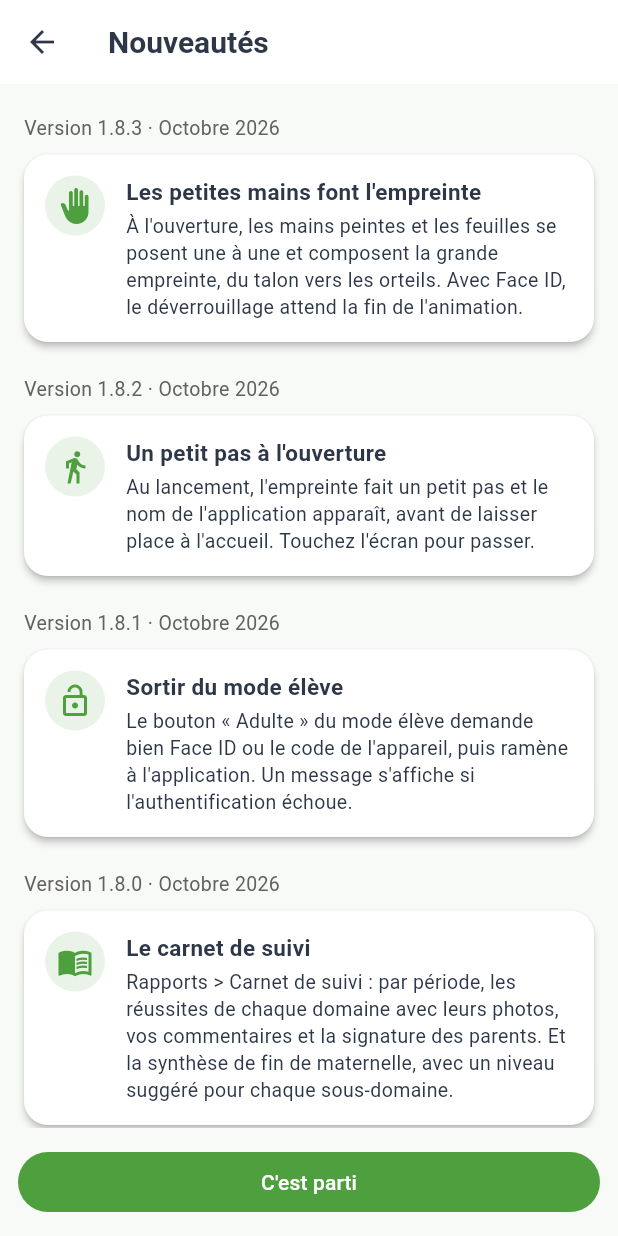
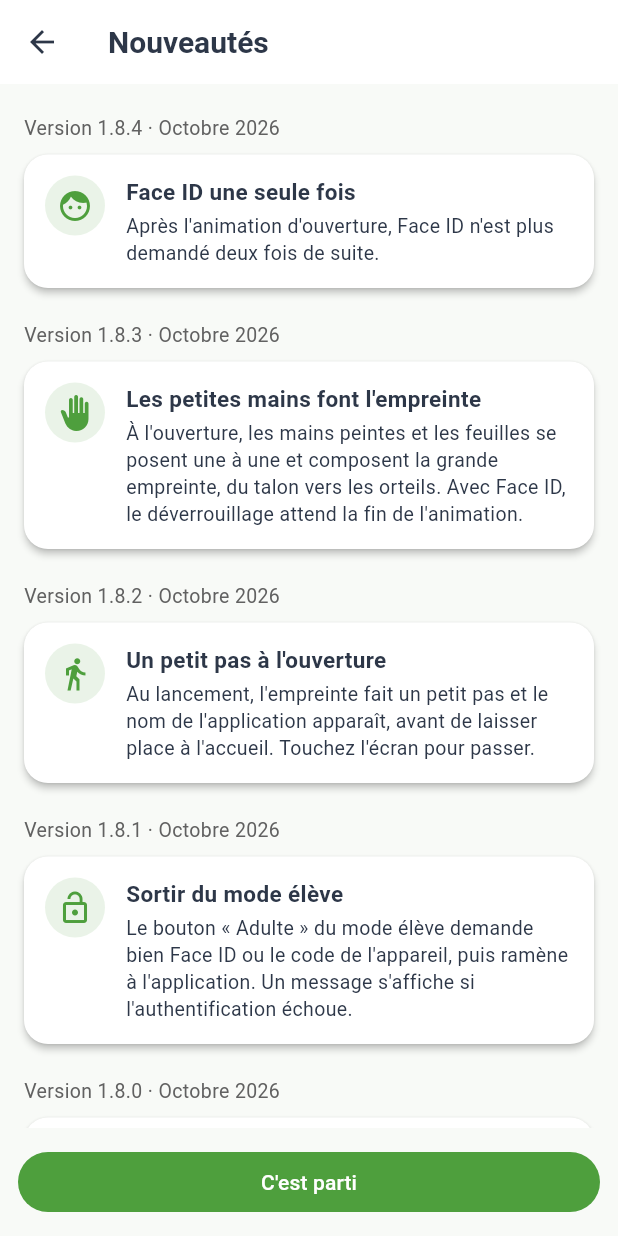
Before and after one commit to franckeuvrard-eng/PP, a Flutter app: the WhatsNewScreen screen opened directly, on a phone screen of 412 x 824 dp. Run offline on Flutter 3.47's test engine with Material 3 defaults, Android fonts, the phone set to English and light mode, and no system bars; our stand-ins replace audioplayers, file_picker, flutter_local_notifications, image_picker, local_auth, pdf and 7 more; missing offline and left inert: bonsoir, excel, mobile_scanner, pasteboard, record; accounts and stored records are empty; Roboto replaces fonts that are missing (Outfit).

Commit message:
fix(face-id): Double demande Face ID apres l'animation d'ouverture (1.8.4)
A la fin de l'animation, l'overlay renvoyait directement son enfant au lieu
de la Stack : l'ecran de verrouillage etait recree et relancait Face ID.
L'application garde desormais sa place dans l'arbre (KeyedSubtree), et
_authenticate ne relance jamais une demande en cours ou deja reussie.

Co-Authored-By: Claude Opus 5.5 <noreply@anthropic.com>

```diff
--- a/lib/data/release_notes.dart
+++ b/lib/data/release_notes.dart
@@ -22,6 +22,14 @@ class ReleaseItem {
 }
 
 const kReleaseNotes = [
+  ReleaseNote(
+    version: '1.8.4',
+    date: 'Octobre 2026',
+    items: [
+      ReleaseItem(Icons.face, 'Face ID une seule fois',
+          'Après l\'animation d\'ouverture, Face ID n\'est plus demandé deux fois de suite.'),
+    ],
+  ),
   ReleaseNote(
     version: '1.8.3',
     date: 'Octobre 2026',
--- a/lib/main.dart
+++ b/lib/main.dart
@@ -269,6 +269,8 @@ class _LockScreenState extends State<LockScreen> with WidgetsBindingObserver {
   }
 
   Future<void> _authenticate() async {
+    // Jamais deux demandes Face ID a la fois, ni apres le deverrouillage.
+    if (_isAuthenticating || _isAuthenticated) return;
     bool authenticated = false;
     try {
       setState(() {
--- a/pubspec.yaml
+++ b/pubspec.yaml
@@ -3,7 +3,7 @@ description: Application iOS de suivi d'activités petite enfance et maternelle
 # Flutter version: 3.47.7 - Mon Suivi Maternelle
 publish_to: 'none'
 
-version: 1.8.3+16
+version: 1.8.4+17
 
 environment:
   sdk: '>=3.0.0 <4.0.0'
```
Also changed, not shown: lib/widgets/splash_overlay.dart (+7 -2 lines), 1 other file.
